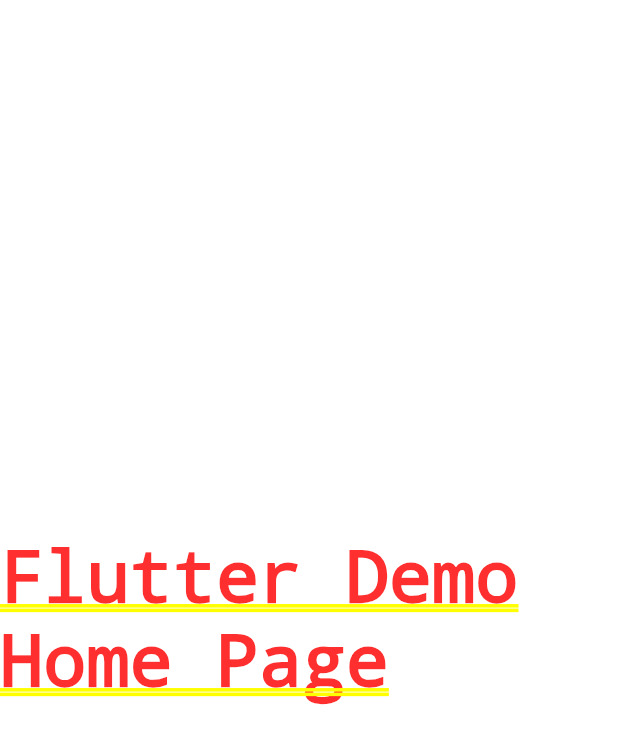
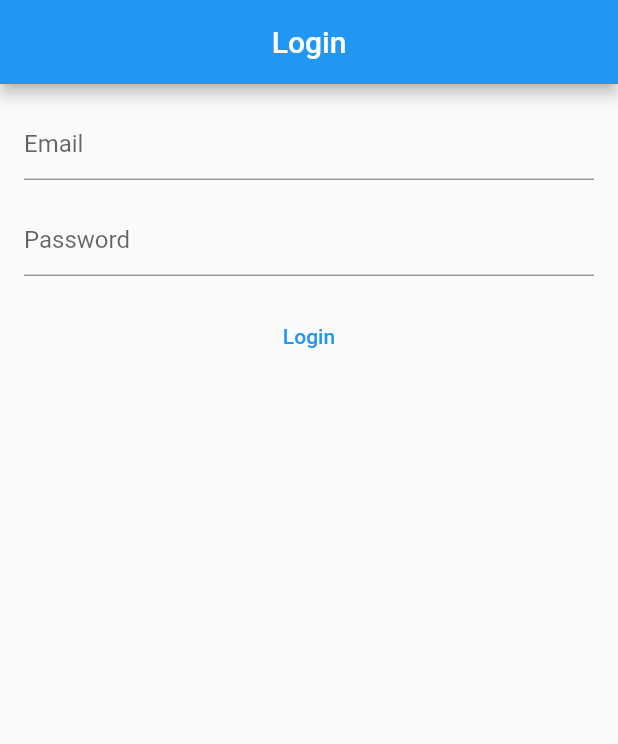
Before and after one commit to toogoodyshoes/noughts, a Flutter app: the screen it shows after launch, on a phone screen of 412 x 824 dp. Shown: the top 744 px of the screen. Run offline on Flutter 3.47's test engine with Material 2 defaults, Android fonts, the phone set to English and light mode, and no system bars; our stand-ins replace firebase_core; accounts and stored records are empty; generated files the repository leaves out were written again.

Commit message:
UI 24th Jan, 2023
1. Implemented login, signup and home page for authentication flow implementation.

```diff
--- /dev/null
+++ b/lib/features/authentication/presentation/login_page.dart
@@ -0,0 +1,89 @@
+import 'dart:math';
+
+import 'package:flutter/material.dart';
+
+class LoginPage extends StatefulWidget {
+  const LoginPage({Key? key}) : super(key: key);
+
+  @override
+  State<LoginPage> createState() => _LoginPageState();
+}
+
+class _LoginPageState extends State<LoginPage> {
+  late TextEditingController _email;
+  late TextEditingController _password;
+
+  @override
+  void initState() {
+    super.initState();
+
+    _email = TextEditingController();
+    _password = TextEditingController();
+  }
+
+  @override
+  void dispose() {
+    _email.dispose();
+    _password.dispose();
+
+    super.dispose();
+  }
+
+  @override
+  Widget build(BuildContext context) {
+    return Scaffold(
+      appBar: AppBar(
+        title: const Text('Login'),
+        centerTitle: true,
+      ),
+      body: Padding(
+        padding: const EdgeInsets.all(16.0),
+        child: Align(
+          alignment: Alignment.center,
+          child: SizedBox(
+            width: min(MediaQuery.of(context).size.width, 400.0),
+            height: double.infinity,
+            child: Column(
+              // crossAxisAlignment: CrossAxisAlignment.end,
+              children: [
+                /// Email
+                SizedBox(
+                  width: min(MediaQuery.of(context).size.width, 400.0),
+                  child: TextField(
+                    controller: _email,
+                    decoration: const InputDecoration(
+                      hintText: 'Email',
+                    ),
+                  ),
+                ),
+
+                const SizedBox(height: 16.0),
+
+                /// Password
+                SizedBox(
+                  width: min(MediaQuery.of(context).size.width, 400.0),
+                  child: TextField(
+                    controller: _password,
+                    decoration: const InputDecoration(
+                      hintText: 'Password',
+                    ),
+                  ),
+                ),
+
+                const SizedBox(height: 16.0),
+
+                /// Login Button
+                TextButton(
+                  onPressed: () {
+                    // TODO : Login
+                  },
+                  child: const Text('Login'),
+                ),
+              ],
+            ),
+          ),
+        ),
+      ),
+    );
+  }
+}
--- a/lib/main.dart
+++ b/lib/main.dart
@@ -1,5 +1,8 @@
 import 'package:flutter/material.dart';
 import 'package:firebase_core/firebase_core.dart';
+import 'package:noughts/features/authentication/presentation/login_page.dart';
+// import 'package:noughts/features/authentication/presentation/sign_up_page.dart';
+// import 'package:noughts/features/note/presentation/home_page.dart';
 
 import 'package:noughts/firebase_options.dart';
 
@@ -21,7 +24,7 @@
       theme: ThemeData(
         primarySwatch: Colors.blue,
       ),
-      home: const Center(child: Text('Flutter Demo Home Page')),
+      home: const LoginPage(),
     );
   }
 }
```
Also changed, not shown: lib/features/authentication/presentation/sign_up_page.dart (added, +105 -0 lines), lib/features/note/presentation/home_page.dart (added, +44 -0 lines).
